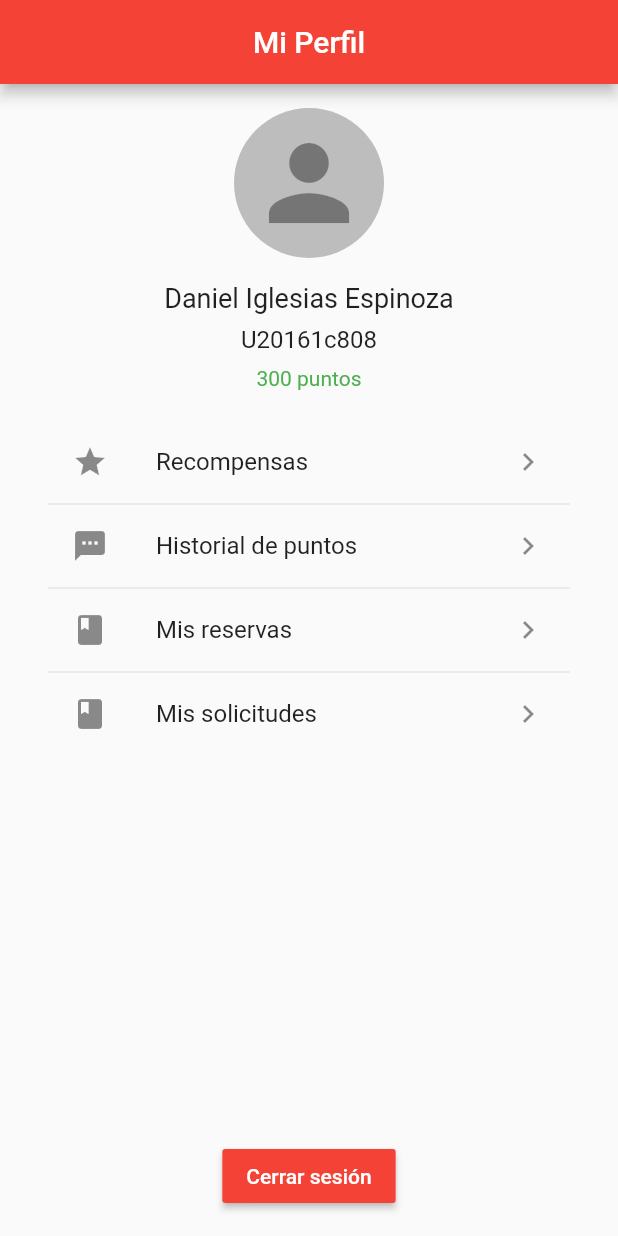
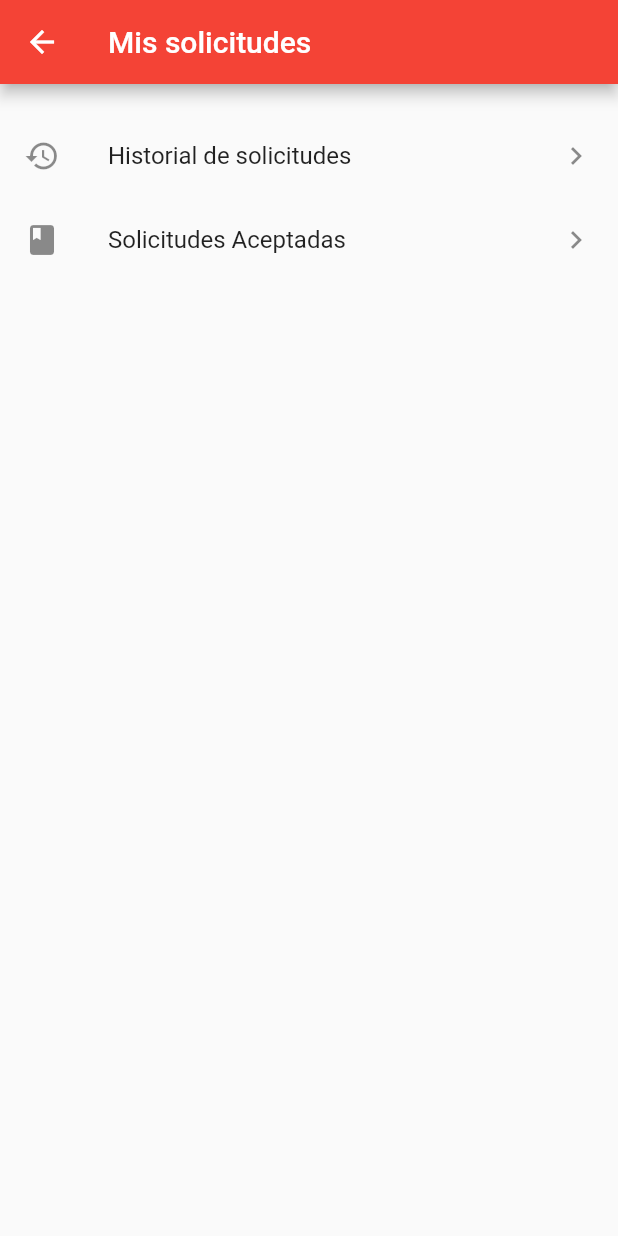
Before and after one commit to willingtonortiz/cubipool-flutter, a Flutter app: the ProfilePage screen opened directly, after a tap on "Mis solicitudes", on a phone screen of 412 x 824 dp. Run offline on Flutter 3.47's test engine with Material 2 defaults, Android fonts, the phone set to English and light mode, and no system bars; our stand-ins replace bloc, curved_navigation_bar, equatable, expandable, flutter_bloc, flutter_spinkit and 2 more; missing offline and left inert: barcode_scan; accounts and stored records are empty.

Commit message:
Implementado lista de tipos de solicitudes

```diff
--- a/lib/modules/profile/pages/profile_page.dart
+++ b/lib/modules/profile/pages/profile_page.dart
@@ -1,6 +1,7 @@
 import 'package:cubipool/modules/auth/login/pages/login_page.dart';
 import 'package:cubipool/modules/profile/myReservations/pages/reservation_list_page.dart';
 import 'package:cubipool/modules/profile/rewards/pages/rewards_page.dart';
+import 'package:cubipool/modules/profile/request/pages/request_list_page.dart';
 import 'package:cubipool/services/auth/auth_shared_preferences.dart';
 import 'package:flutter/material.dart';
 
@@ -89,6 +90,15 @@ class _ProfilePageState extends State<ProfilePage> {
                       trailing: Icon(Icons.chevron_right),
                       onTap: () {
                         // TODO: Navegar hacia la siguiente pagina
+
+                        Navigator.of(context).push(
+                          new MaterialPageRoute(
+                            builder: (c) {
+                              return new RequestListPage();
+                            },
+                          ),
+                        );
+
                       },
                     ),
                   ],
--- /dev/null
+++ b/lib/modules/profile/request/pages/request_list_page.dart
@@ -0,0 +1,72 @@
+import 'package:flutter/material.dart';
+
+class RequestListPage extends StatefulWidget {
+  @override
+  _RequestListPageState createState() => new _RequestListPageState();
+}
+
+class _RequestListPageState extends State<RequestListPage> {
+
+  @override
+  void initState() {
+    super.initState();
+  }
+
+  @override
+  Widget build(BuildContext context) {
+    return Scaffold(
+        appBar: AppBar(
+          title: Text('Mis solicitudes'),
+        ),
+        body: Stack(
+          children: <Widget>[
+            _listView(context),
+          ],
+        ));
+  }
+
+  // ---- Widgets ----
+
+  Widget _listView(BuildContext context) {
+
+    return ListView(
+      children: <Widget>[
+        SizedBox(height: 20),
+        ListTile(
+          leading: Icon(Icons.history),
+          title: Text('Historial de solicitudes'),
+          trailing: Icon(Icons.keyboard_arrow_right),
+          onTap: () => _navegarDetalleAsistencias(),
+        ),
+        ListTile(
+          leading: Icon(Icons.book),
+          title: Text('Solicitudes Aceptadas'),
+          trailing: Icon(Icons.keyboard_arrow_right),
+          onTap: () => _navegarDetalleAsistencias(),
+        ),
+      ],
+    );
+  }
+
+  // ---- Navegación ----
+
+  void _navegarDetalleAsistencias() {
+    Navigator.of(context).push(
+      new MaterialPageRoute(
+        builder: (c) {
+//          return new Page(persona: persona);
+        },
+      ),
+    );
+  }
+
+  void _navegarMasOpciones() {
+    Navigator.of(context).push(
+      new MaterialPageRoute(
+        builder: (c) {
+//          return new Page(persona: persona);
+        },
+      ),
+    );
+  }
+}
```
